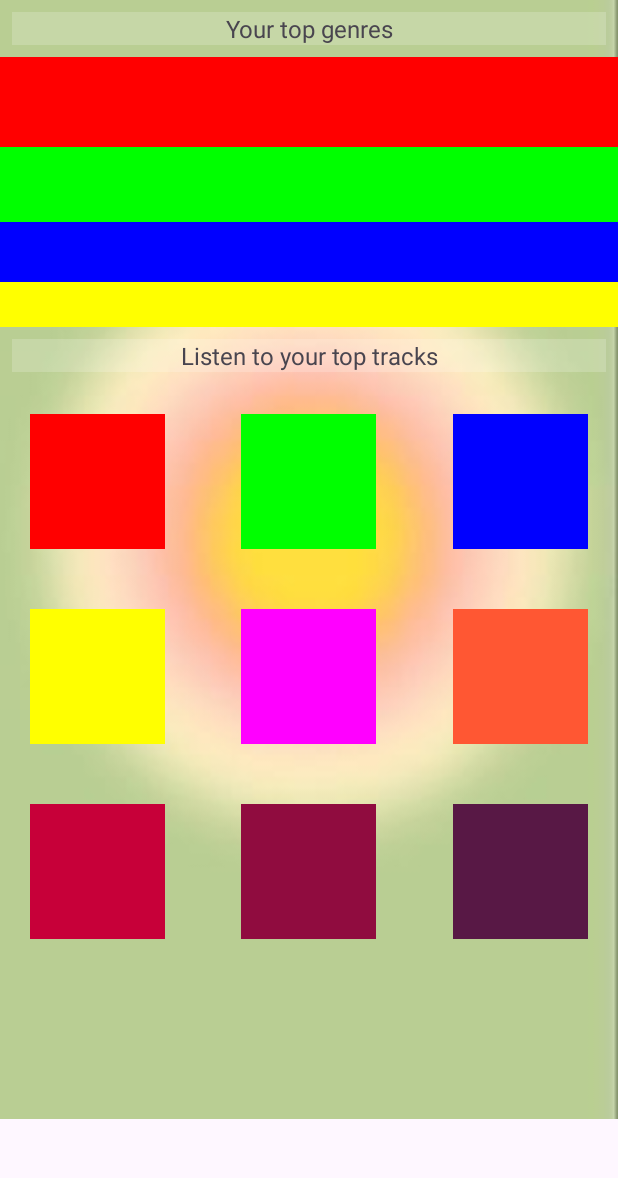
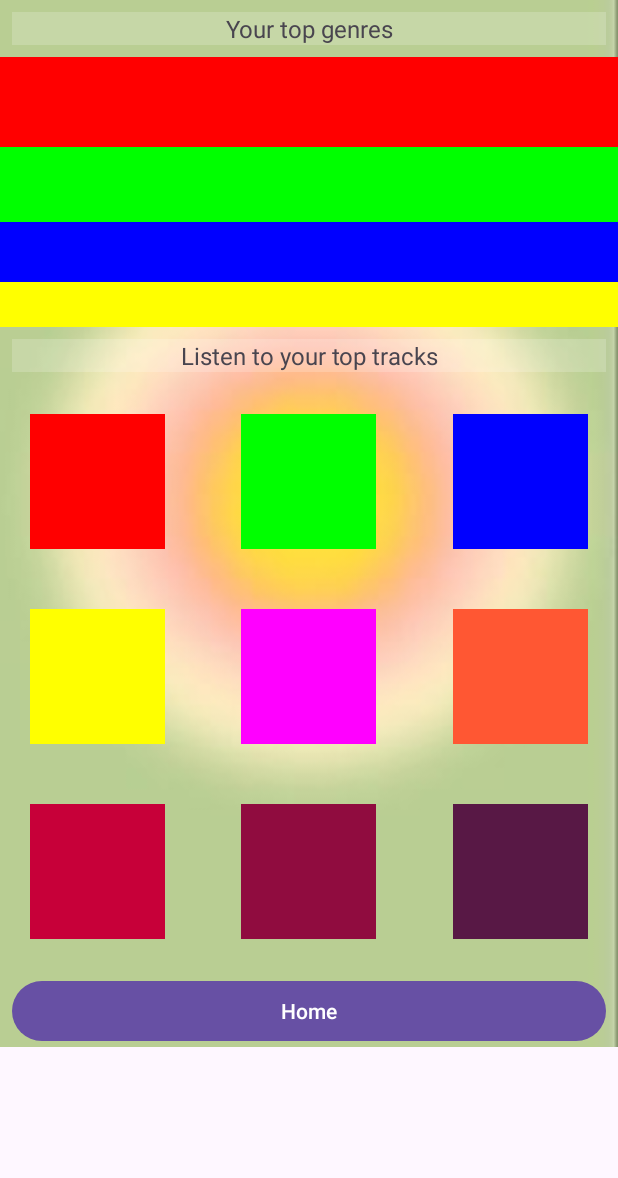
Before and after one commit to ArnArora/Spotify-Wrapped, an Android app: the fragment WrappedFragment shown on its own in the app's theme, on a phone screen of 412 x 824 dp, the part 53-1231 px from its top. Run offline under Robolectric (Android 15) with nearby library versions, the phone set to English and light mode, and no system bars.

Commit message:
Some progress on navgiation back to home

```diff
--- a/app/src/main/java/com/example/spotifywrapped/ui/wrapped/WrappedFragment.java
+++ b/app/src/main/java/com/example/spotifywrapped/ui/wrapped/WrappedFragment.java
@@ -1,5 +1,6 @@
 package com.example.spotifywrapped.ui.wrapped;
 
+import androidx.fragment.app.FragmentTransaction;
 import androidx.lifecycle.ViewModelProvider;
 
 import android.content.Intent;
@@ -14,8 +15,11 @@ import androidx.fragment.app.Fragment;
 import android.view.LayoutInflater;
 import android.view.View;
 import android.view.ViewGroup;
+import android.widget.Button;
 
+import com.example.spotifywrapped.Home;
 import com.example.spotifywrapped.R;
+import com.example.spotifywrapped.ui.recommendations.RecsFragment;
 
 import java.security.MessageDigest;
 import java.security.NoSuchAlgorithmException;
@@ -27,6 +31,8 @@ public class WrappedFragment extends Fragment {
     public static final String CLIENT_ID = "3b801cbc275249a6be39b9ac60b47962";
     private WrappedViewModel mViewModel;
 
+    Button goHome;
+
     public static WrappedFragment newInstance() {
         return new WrappedFragment();
     }
@@ -34,7 +40,21 @@ public class WrappedFragment extends Fragment {
     @Override
     public View onCreateView(@NonNull LayoutInflater inflater, @Nullable ViewGroup container,
                              @Nullable Bundle savedInstanceState) {
-        return inflater.inflate(R.layout.wrapped_home, container, false);
+        View view = inflater.inflate(R.layout.wrapped_home, container, false);
+
+        goHome = view.findViewById(R.id.wrapped_home_button);
+
+        goHome.setOnClickListener(new View.OnClickListener() {
+            @Override
+            public void onClick(View v) {
+                Fragment homeFragment = new Home();
+
+                FragmentTransaction fm = getActivity().getSupportFragmentManager().beginTransaction();
+                fm.replace(R.id.base_container, homeFragment).commit();
+            }
+        });
+
+        return view;
     }
 
     @Override
@@ -96,6 +116,8 @@ public class WrappedFragment extends Fragment {
         if (Build.VERSION.SDK_INT >= Build.VERSION_CODES.O) {
             return Base64.getUrlEncoder().withoutPadding().encodeToString(data);
         }
+
+        return "";
     }
 
     public String getAccessToken(String clientId, String code) throws Exception {
--- a/app/src/main/res/layout/wrapped_home.xml
+++ b/app/src/main/res/layout/wrapped_home.xml
@@ -4,7 +4,7 @@
     xmlns:tools="http://schemas.android.com/tools"
     android:layout_width="match_parent"
     android:layout_height="match_parent"
-    tools:context=".ui.home.HomeFragment">
+    tools:context=".BaseActivity">
 
     <RelativeLayout
         android:layout_width="match_parent"
@@ -79,6 +79,7 @@
                 android:layout_height="0dp"
                 android:layout_weight="0.3"
                 android:background="#FF00FF" />
+
 
         </LinearLayout>
 
@@ -170,8 +171,19 @@
                 android:background="#581845" />
         </GridLayout>
 
+        <Button
+            android:id="@+id/wrapped_home_button"
+            android:layout_width="match_parent"
+            android:layout_height="wrap_content"
+            android:layout_marginStart="8dp"
+            android:layout_marginTop="685dp"
+            android:layout_marginEnd="8dp"
+            android:layout_weight="1"
+            android:text="Home" />
+
+
         <!-- LinearLayout with ViewPager for top artists -->
-        <LinearLayout
+        <!--<LinearLayout
             android:id="@+id/top_artists"
             android:layout_width="match_parent"
             android:layout_height="wrap_content"
@@ -181,7 +193,12 @@
                 android:id="@+id/viewpager"
                 android:layout_width="match_parent"
                 android:layout_height="100dp" />
-        </LinearLayout>
+
+
+        </LinearLayout>-->
+
+
+
 
     </RelativeLayout>
 </ScrollView>
```
